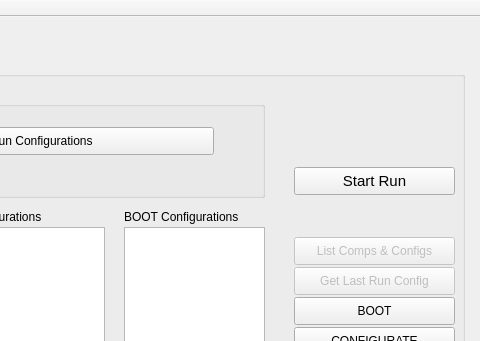
First picture: the form in artdaq-runcontrol/mainwindow.ui, repository ikatza/ArtDaq-RunControl-GUI, before the edit; both pictures show x 606 to 1086 and y 0 to 341 of the 1086 by 588 pixel window.
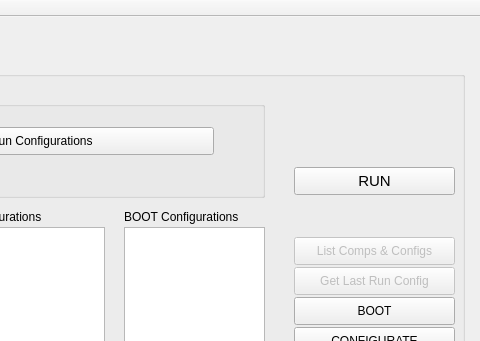
Second picture: the form after the edit.

Commit message: Rename function and variables according to current naming

What changed in the file:
```diff
--- a/artdaq-runcontrol/mainwindow.ui
+++ b/artdaq-runcontrol/mainwindow.ui
@@ -269,7 +269,7 @@
       </font>
      </property>
      <property name="text">
-      <string>Start Run</string>
+      <string>RUN</string>
      </property>
     </widget>
     <widget class="QGroupBox" name="groupBox_TransitionCommands">
```
Left out of the diff: 2 changed lines with no effect on the pictures. The commit also changes 2 other files.
